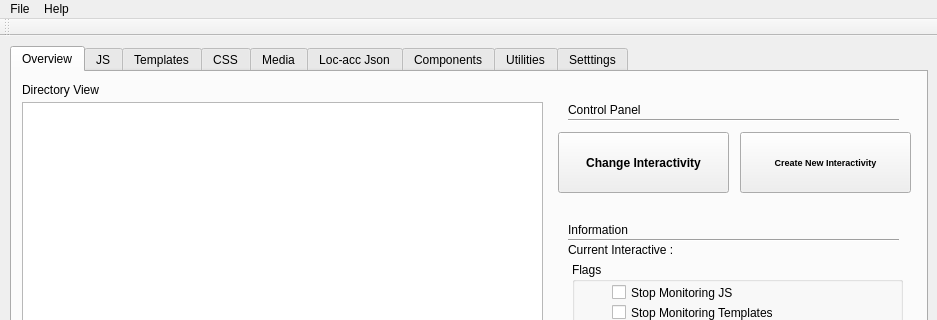
Before: the Qt Designer form mainwindow.ui in vihangpatel/WatchDog2, drawn with Qt 5; both pictures show x 0 to 937 and y 0 to 320 of the 937 by 493 pixel window.
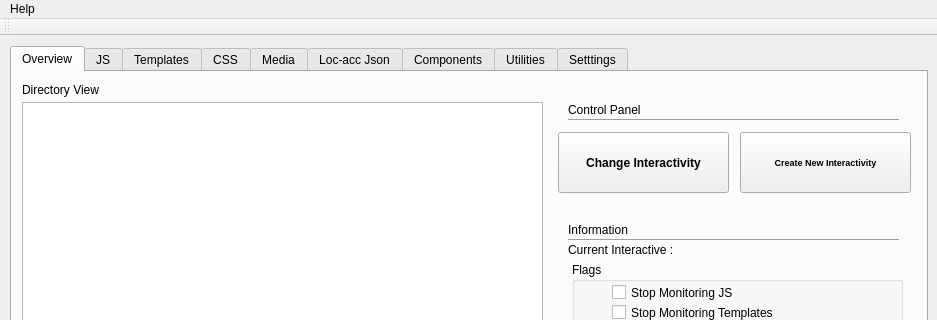
After: the same form once the commit is applied. The open tabs and pages were chosen to show the change. Icons and pictures are not drawn.

Diff of the .ui file:
```diff
--- a/mainwindow.ui
+++ b/mainwindow.ui
@@ -2849,17 +2849,11 @@
      <height>21</height>
     </rect>
    </property>
-   <widget class="QMenu" name="menuFile">
-    <property name="title">
-     <string>File</string>
-    </property>
-   </widget>
    <widget class="QMenu" name="menuAbout">
     <property name="title">
      <string>Help</string>
     </property>
    </widget>
-   <addaction name="menuFile"/>
    <addaction name="menuAbout"/>
   </widget>
   <widget class="QToolBar" name="mainToolBar">
```
Left out of the diff: 24 changed lines with no effect on the pictures.
